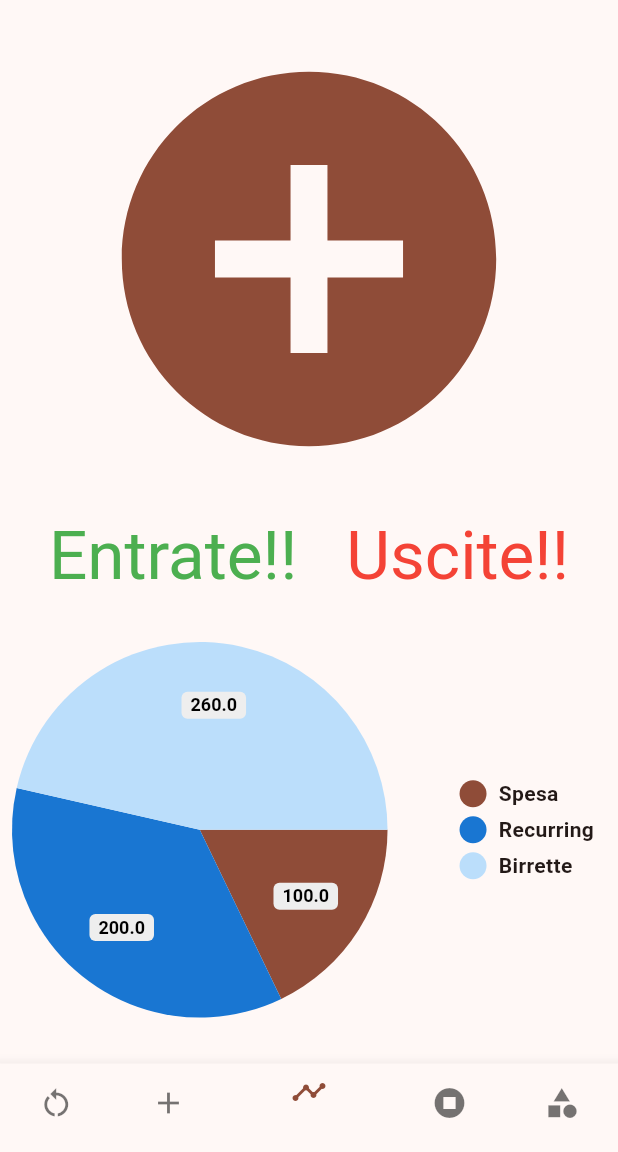
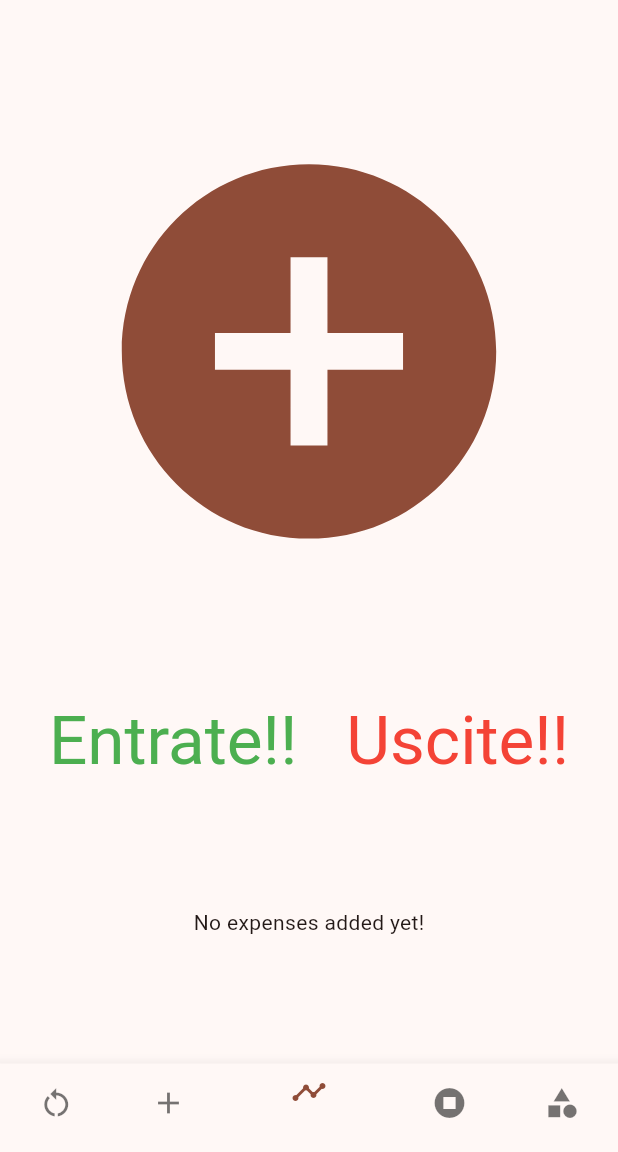
Before and after one commit to rave98/allassabudget, a Flutter app: the screen it shows after launch, on a phone screen of 412 x 824 dp, the part 84-1236 px from its top. Run offline on Flutter 3.47's test engine with Material 2 defaults, Android fonts, the light colour scheme and no system bars; drawn by our look-alikes of pie_chart; our stand-ins replace image_picker, isar; accounts and stored records are empty; generated files the repository leaves out were written again.

Commit message:
feat: PieChart in homepage now displays stored expenses

```diff
--- a/lib/Pages/Homepage/homepage.dart
+++ b/lib/Pages/Homepage/homepage.dart
@@ -1,4 +1,6 @@
+import 'package:allassabudget/Storage/Models/expense.dart';
 import 'package:allassabudget/logger.dart';
+import 'package:allassabudget/Storage/storage.dart';
 import 'package:flutter/material.dart';
 import 'package:path_provider/path_provider.dart';
 import 'package:pie_chart/pie_chart.dart';
@@ -25,7 +27,6 @@ class HomePage extends StatelessWidget {
       // path + filename
       (await getApplicationDocumentsDirectory()).path + DateTime.now().millisecondsSinceEpoch.toString()
     );
-
   }
 
   @override
@@ -43,17 +44,26 @@ class HomePage extends StatelessWidget {
              Text("Uscite!!", style: Theme.of(context).textTheme.displayMedium?.copyWith(color: Colors.red),)
           ],
         ),
-        PieChart(
-          colorList: [
-            Theme.of(context).primaryColor,
-            Theme.of(context).primaryColorDark,
-            Theme.of(context).primaryColorLight
-          ],
-          dataMap: {
-            "Spesa": 100,
-            "Recurring": 200,
-            "Birrette": 260
-          })
+        FutureBuilder(
+          future: Storage.categoryGroupedExpenses(),
+          builder: (BuildContext context, AsyncSnapshot<Map<String, double>> snapshot) {
+            if (snapshot.hasData && snapshot.data != null && snapshot.data!.isNotEmpty) {
+              return PieChart(
+                colorList: [
+                  Theme.of(context).primaryColor,
+                  Theme.of(context).primaryColorDark,
+                  Theme.of(context).primaryColorLight
+                ],
+                dataMap: snapshot.data!
+              );
+            } else if (snapshot.hasData && snapshot.data != null && snapshot.data!.isEmpty) {
+              return const Center(child: Text("No expenses added yet!"),);
+            } else if (snapshot.hasError) {
+              return const Center(child: Text("We had a problem retrieving your expenses"),);
+            } else {
+              return const CircularProgressIndicator();
+            }
+        },)
       ],
     );
   }
--- a/lib/Storage/storage.dart
+++ b/lib/Storage/storage.dart
@@ -23,4 +23,17 @@ class Storage {
   static Future<void> addExpense(Expense expense) async {
     await localStorage!.writeTxn(() async => localStorage!.expenses.put(expense));
   }
+
+  /// performs a select sum(price) from expenses group by category
+  /// returns a map that associates each category to the total expenses for that category
+  static Future<Map<String, double>> categoryGroupedExpenses() async {
+    List<Expense> expenses  = await localStorage!.expenses.where().findAll();
+    Map<String, double> groupedExpenses = {};
+    for (var e in expenses) {
+      for (var c in e.categories) {
+        groupedExpenses.update(c, (value) => value += e.amount / 100, ifAbsent: () => e.amount / 100);
+      }
+    }
+    return groupedExpenses;
+  }
 }
```
